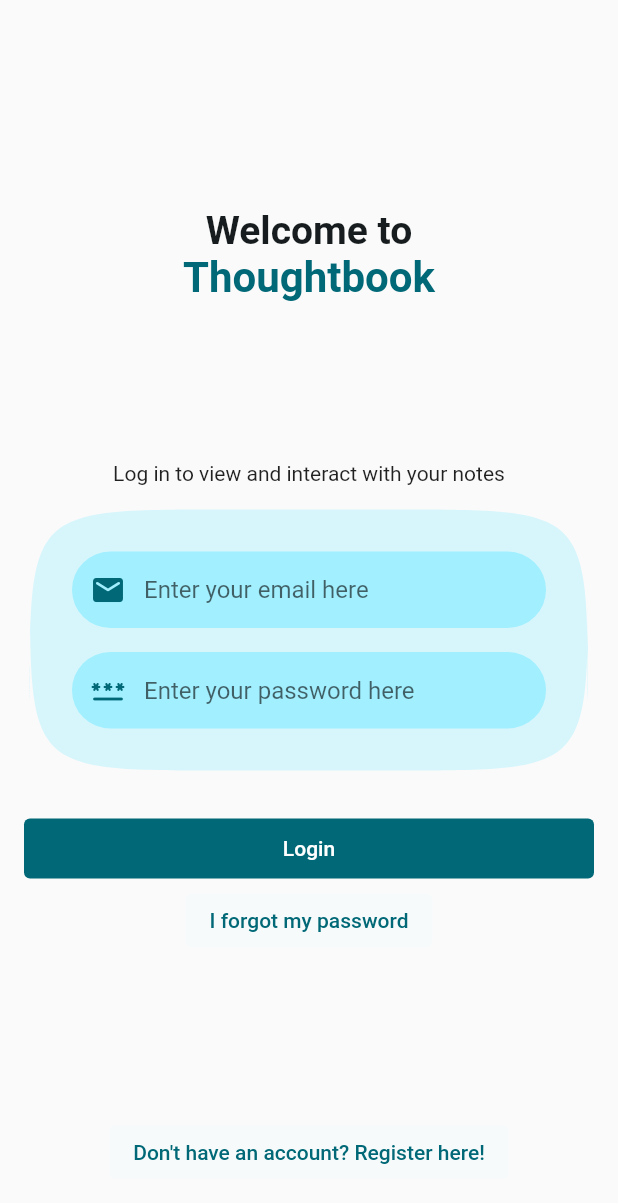
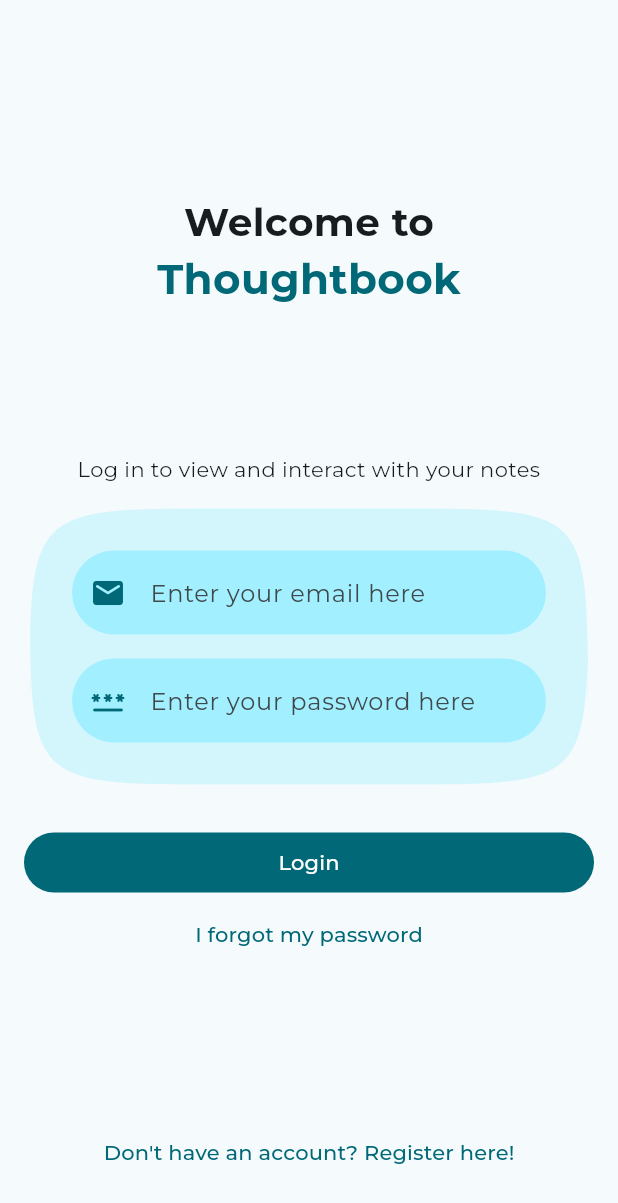
Before and after one commit to CrypticVader/thoughtbook, a Flutter app: the screen it shows after launch, on a phone screen of 412 x 824 dp. Shown: the top 1203 px of the screen. Run offline on Flutter 3.47's test engine with Material 2 defaults, Android fonts, the light colour scheme and no system bars; drawn by our look-alikes of dynamic_color; our stand-ins replace bloc, cloud_firestore, equatable, firebase_auth, firebase_core, flutter_bloc and 2 more; accounts and stored records are empty; generated files the repository leaves out were written again; project files that could hold a hidden picture were left out.

Commit message:
Fixe commit

```diff
--- a/lib/main.dart
+++ b/lib/main.dart
@@ -60,21 +60,24 @@
         title: 'Flutter Demo',
         theme: ThemeData(
           fontFamily:
+              (kIsWeb && Theme.of(context).platform == TargetPlatform.android)
                   ? 'Roboto'
+                  : 'Montserrat',
           fontFamilyFallback: const ['Roboto'],
-          fontFamily: 'Montserrat',
           colorScheme: lightColorScheme ?? _defaultLightColorScheme,
-          splashFactory: InkSparkle.splashFactory,
           splashFactory:
+              (kIsWeb) ? InkRipple.splashFactory : InkSparkle.splashFactory,
           useMaterial3: true,
         ),
         darkTheme: ThemeData(
+          fontFamily:
+              (kIsWeb && Theme.of(context).platform == TargetPlatform.android)
+                  ? 'Roboto'
+                  : 'Montserrat',
           fontFamilyFallback: const ['Roboto'],
-          fontFamily: 'Montserrat',
           colorScheme: darkColorScheme ?? _defaultDarkColorScheme,
-          splashFactory: (Theme.of(context).platform == TargetPlatform.android)
-              ? InkSparkle.splashFactory
-              : InkRipple.splashFactory,
+          splashFactory:
+              (kIsWeb) ? InkRipple.splashFactory : InkSparkle.splashFactory,
           useMaterial3: true,
         ),
         themeMode: ThemeMode.system,
```
